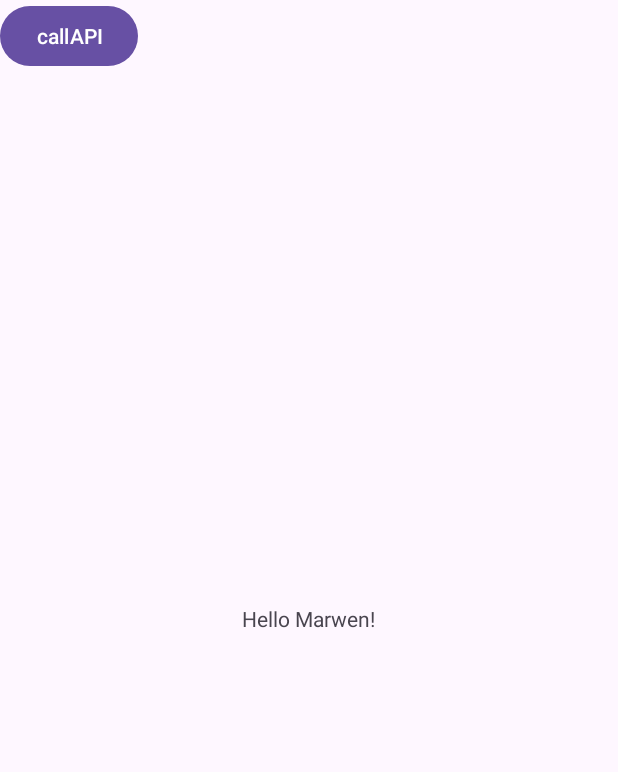
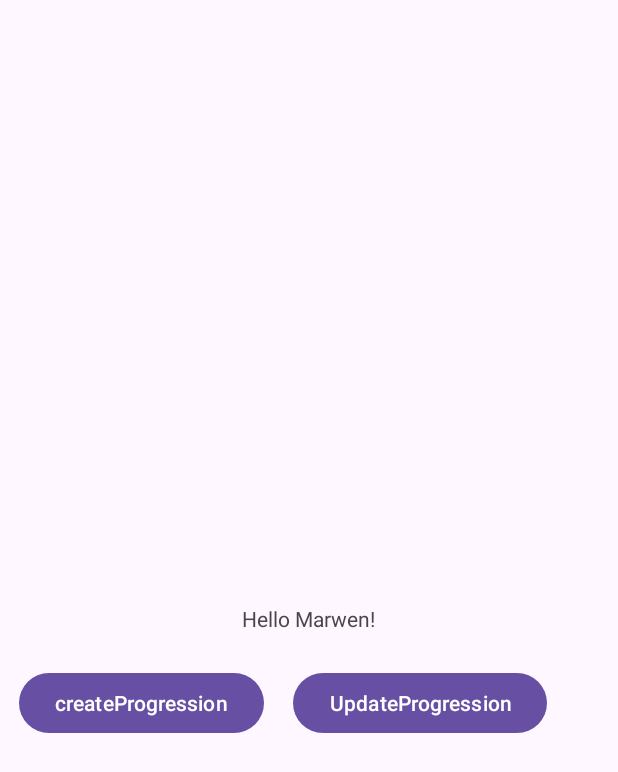
Before and after one commit to Marwen-Hammami/Internship-Autism-FrontEnd-Android, an Android app: the screen it shows after launch (MainActivity), on a phone screen of 412 x 824 dp. Shown: the top 772 px of the screen. Run offline under Robolectric (Android 15) with nearby library versions, the phone set to English and light mode, and no system bars.

Commit message:
Progression CRUD

```diff
--- a/app/src/main/AndroidManifest.xml
+++ b/app/src/main/AndroidManifest.xml
@@ -16,7 +16,7 @@
         android:theme="@style/Theme.Internship_autism"
         tools:targetApi="31">
         <activity
-            android:name=".MainActivity"
+            android:name=".ui.MainActivity"
             android:exported="true">
             <intent-filter>
                 <action android:name="android.intent.action.MAIN" />
--- a/app/src/main/java/com/example/internship_autism/interfaces/ProgressionAPI.kt
+++ b/app/src/main/java/com/example/internship_autism/interfaces/ProgressionAPI.kt
@@ -2,9 +2,26 @@ package com.example.internship_autism.interfaces
 
 import com.example.internship_autism.models.ProgressionModel
 import retrofit2.Call
+import retrofit2.http.Body
+import retrofit2.http.DELETE
 import retrofit2.http.GET
+import retrofit2.http.POST
+import retrofit2.http.PUT
+import retrofit2.http.Path
 
 interface ProgressionAPI {
     @GET("progressions")
-    fun getData(): Call<List<ProgressionModel>>
+    fun getProgressions(): Call<List<ProgressionModel>>
+
+    @GET("progressions/{id}")
+    fun getProgression(@Path("id") id: String): Call<ProgressionModel>
+
+    @POST("progressions")
+    fun createProgression(@Body params: ProgressionModel): Call<ProgressionModel>
+
+    @PUT("progressions/{id}")
+    fun updateProgression(@Path("id") id: String, @Body params: ProgressionModel): Call<ProgressionModel>
+
+    @DELETE("progressions/{id}")
+    fun deleteProgression(@Path("id") id: String): Call<Void>
 }
--- a/app/src/main/java/com/example/internship_autism/models/ProgressionModel.kt
+++ b/app/src/main/java/com/example/internship_autism/models/ProgressionModel.kt
@@ -1,6 +1,6 @@
 package com.example.internship_autism.models
 
 data class ProgressionModel(
-    val _id: String,
+    val _id: String? = null,
     var progression: List<Map<String, Int>>,
 )
--- /dev/null
+++ b/app/src/main/java/com/example/internship_autism/ui/MainActivity.kt
@@ -0,0 +1,119 @@
+package com.example.internship_autism.ui
+
+import androidx.appcompat.app.AppCompatActivity
+import android.os.Bundle
+import android.util.Log
+import android.widget.Button
+import android.widget.TextView
+import android.widget.Toast
+import androidx.lifecycle.MutableLiveData
+import androidx.lifecycle.Observer
+import androidx.lifecycle.ViewModelProvider
+import androidx.recyclerview.widget.DividerItemDecoration
+import androidx.recyclerview.widget.LinearLayoutManager
+import androidx.recyclerview.widget.RecyclerView
+import com.example.internship_autism.R
+import com.example.internship_autism.models.ProgressionModel
+import com.example.internship_autism.ui.ViewModel.MainActivutyViewModel
+import com.example.internship_autism.ui.adapters.RecyclerViewAdapter
+
+class MainActivity : AppCompatActivity() {
+    lateinit var txtId: TextView
+    lateinit var GetAll: Button
+    lateinit var GetOne: Button
+    lateinit var recycleview: RecyclerView
+    lateinit var RecyclerViewAdapter: RecyclerViewAdapter
+    lateinit var viewModel: MainActivutyViewModel
+    override fun onCreate(savedInstanceState: Bundle?) {
+        super.onCreate(savedInstanceState)
+        setContentView(R.layout.activity_main)
+        txtId = findViewById(R.id.txtId)
+        recycleview = findViewById(R.id.recycleview)
+
+        initRecyclerView()
+        initViewModel()
+
+
+        GetAll = findViewById(R.id.GetAll)
+        GetAll.setOnClickListener {
+            //getMyData()
+            createProgression()
+        }
+
+        GetOne = findViewById(R.id.GetOne)
+        GetOne.setOnClickListener {
+            //getMyData()
+            //updateProgression()
+            deleteProgression()
+        }
+
+    }
+
+    private fun initRecyclerView() {
+        recycleview.apply {
+            layoutManager = LinearLayoutManager(this@MainActivity)
+            val decoration = DividerItemDecoration(this@MainActivity, DividerItemDecoration.VERTICAL)
+            addItemDecoration(decoration)
+            RecyclerViewAdapter = RecyclerViewAdapter()
+            adapter = RecyclerViewAdapter
+
+        }
+    }
+
+    fun initViewModel() {
+        //needs to be better separeted
+        viewModel = ViewModelProvider(this).get(MainActivutyViewModel::class.java)
+        viewModel.getProgressionListObservable().observe(this, Observer<List<ProgressionModel>> {
+            if(it == null) {
+                Toast.makeText(this@MainActivity, "no result found...", Toast.LENGTH_LONG).show()
+            }else {
+                RecyclerViewAdapter.progressionList = it.toMutableList()
+                RecyclerViewAdapter.notifyDataSetChanged()
+            }
+        })
+        viewModel.getProgressionList()
+
+        viewModel.getCreateNewProgressionObservable().observe(this, Observer<ProgressionModel?>{
+            if (it == null){
+                Toast.makeText(this@MainActivity, "failed creation!!...", Toast.LENGTH_LONG).show()
+            }else{
+                //code in case it get created successfully
+            }
+        })
+
+        viewModel.getUpdateProgressionObservable().observe(this, Observer<ProgressionModel?>{
+            if (it == null){
+                Toast.makeText(this@MainActivity, "failed update!!...", Toast.LENGTH_LONG).show()
+            }else{
+                //code in case it get created successfully
+            }
+        })
+
+        viewModel.deleteProgressionObservable().observe(this, Observer<Boolean>{
+            if (it == false){
+                Toast.makeText(this@MainActivity, "failed update!!...", Toast.LENGTH_LONG).show()
+            }else{
+                Toast.makeText(this@MainActivity, "Deleted successfully", Toast.LENGTH_LONG).show()
+            }
+        })
+    }
+
+    fun createProgression(){
+        val progression = ProgressionModel(progression = listOf(mapOf("الأبجدية" to 21, "أعداد" to 32)) )
+        viewModel.createProgression(progression)
+    }
+
+    fun updateProgression(){
+        val progression = ProgressionModel(progression = listOf(mapOf("الأبجدية" to 27, "أعداد" to 33)) )
+        viewModel.updateProgression("64e721ad224577e1040035db", progression)
+        //repopulate the list
+        viewModel.getProgressionList()
+    }
+
+    fun deleteProgression(){
+        viewModel.deleteProgression("64e721ad224577e1040035db")
+        //repopulate the list
+        viewModel.getProgressionList()
+    }
+
+}
--- /dev/null
+++ b/app/src/main/java/com/example/internship_autism/ui/ViewModel/MainActivutyViewModel.kt
@@ -0,0 +1,136 @@
+package com.example.internship_autism.ui.ViewModel
+
+import android.util.Log
+import androidx.lifecycle.MutableLiveData
+import androidx.lifecycle.ViewModel
+import com.example.internship_autism.interfaces.ProgressionAPI
+import com.example.internship_autism.models.ProgressionModel
+import com.example.internship_autism.utils.RetroInstance
+import retrofit2.Call
+import retrofit2.Callback
+import retrofit2.Response
+
+class MainActivutyViewModel:  ViewModel(){
+
+    lateinit var recyclerListData: MutableLiveData<List<ProgressionModel>>
+    lateinit var createLiveData: MutableLiveData<ProgressionModel?>
+    lateinit var updateLiveData: MutableLiveData<ProgressionModel?>
+    lateinit var deleteLiveData: MutableLiveData<Boolean>
+
+    init {
+        recyclerListData = MutableLiveData()
+        createLiveData = MutableLiveData()
+        updateLiveData = MutableLiveData()
+        deleteLiveData = MutableLiveData()
+    }
+
+    fun getProgressionListObservable(): MutableLiveData<List<ProgressionModel>> {
+        return recyclerListData
+    }
+
+    fun getCreateNewProgressionObservable(): MutableLiveData<ProgressionModel?> {
+        return createLiveData
+    }
+
+    fun getUpdateProgressionObservable(): MutableLiveData<ProgressionModel?> {
+        return updateLiveData
+    }
+
+    fun deleteProgressionObservable(): MutableLiveData<Boolean> {
+        return deleteLiveData
+    }
+
+    fun getProgressionList() {
+        val retroInstance = RetroInstance.getRetroInstance().create(ProgressionAPI::class.java)
+        val call = retroInstance.getProgressions()
+        call.enqueue(object : Callback<List<ProgressionModel>>{
+            override fun onResponse(
+                call: Call<List<ProgressionModel>>,
+                response: Response<List<ProgressionModel>>
+            ) {
+                if (response.isSuccessful) {
+                    recyclerListData.postValue(response.body())
+                }else {
+                    recyclerListData.postValue(null)
+                }
+
+            }
+
+            override fun onFailure(call: Call<List<ProgressionModel>>, t: Throwable?) {
+                recyclerListData.postValue(null)
+                if (t != null) {
+                    Log.d("MainActivityError", "onFailure: "+ t.message.toString())
+                }
+            }
+        })
+    }
+
+    fun createProgression(progression: ProgressionModel){
+        val retroInstance = RetroInstance.getRetroInstance().create(ProgressionAPI::class.java)
+        val call = retroInstance.createProgression(progression)
+        call.enqueue(object : Callback<ProgressionModel>{
+            override fun onResponse(
+                call: Call<ProgressionModel>,
+                response: Response<ProgressionModel>
+            ) {
+                if (response.isSuccessful) {
+                    createLiveData.postValue(response.body())
+                }else {
+                    createLiveData.postValue(null)
+                }
+
+            }
+
+            override fun onFailure(call: Call<ProgressionModel>, t: Throwable?) {
+                createLiveData.postValue(null)
+                if (t != null) {
+                    Log.d("CreateProgressionError", "onFailure: "+ t.message.toString())
+                }
+            }
+        })
+    }
+
+    fun updateProgression(_id: String, progression: ProgressionModel){
+        val retroInstance = RetroInstance.getRetroInstance().create(ProgressionAPI::class.java)
+        val call = retroInstance.updateProgression(_id, progression)
+        call.enqueue(object : Callback<ProgressionModel>{
+            override fun onResponse(
+                call: Call<ProgressionModel>,
+                response: Response<ProgressionModel>
+            ) {
+                if (response.isSuccessful) {
+                    updateLiveData.postValue(response.body())
+                }else {
+                    updateLiveData.postValue(null)
+                }
+
+            }
+
+            override fun onFailure(call: Call<ProgressionModel>, t: Throwable?) {
+                updateLiveData.postValue(null)
+                if (t != null) {
+                    Log.d("UpdateProgressionError", "onFailure: "+ t.message.toString())
+                }
+            }
+        })
+    }
+
+    fun deleteProgression(_id: String) {
+        val retroInstance = RetroInstance.getRetroInstance().create(ProgressionAPI::class.java)
+        val call = retroInstance.deleteProgression(_id)
+        call.enqueue(object : Callback<Void> {
+            override fun onResponse(call: Call<Void>, response: Response<Void>) {
+                if (response.isSuccessful) {
+                    deleteLiveData.postValue(true) // Successfully deleted
+                } else {
+                    deleteLiveData.postValue(false) // Handle deletion failure
+                }
+            }
+
+            override fun onFailure(call: Call<Void>, t: Throwable) {
+                Log.d("DeleteProgressionError", "onFailure: "+ t.message.toString())
+                deleteLiveData.postValue(false) // Handle network or other failures
+            }
+        })
+    }
+}
--- /dev/null
+++ b/app/src/main/java/com/example/internship_autism/ui/adapters/RecyclerViewAdapter.kt
@@ -0,0 +1,36 @@
+package com.example.internship_autism.ui.adapters
+
+import android.view.LayoutInflater
+import android.view.View
+import android.view.ViewGroup
+import android.widget.TextView
+import androidx.recyclerview.widget.RecyclerView
+import com.example.internship_autism.R
+import com.example.internship_autism.models.ProgressionModel
+
+class RecyclerViewAdapter: RecyclerView.Adapter<RecyclerViewAdapter.MyViewHolder>() {
+
+    var progressionList = mutableListOf<ProgressionModel>()
+    override fun onCreateViewHolder(parent: ViewGroup, viewType: Int): MyViewHolder {
+        val inflater = LayoutInflater.from(parent.context).inflate(R.layout.recycler_row_list, parent, false)
+        return MyViewHolder(inflater)
+    }
+    override fun getItemCount(): Int {
+        return progressionList.size
+    }
+
+    override fun onBindViewHolder(holder: MyViewHolder, position: Int) {
+        holder.bind(progressionList[position])
+    }
+
+    class MyViewHolder(view: View): RecyclerView.ViewHolder(view){
+        val textViewIddd: TextView = view.findViewById(R.id.textViewIddd)
+        val textViewKeyyy: TextView = view.findViewById(R.id.textViewKeyyy)
+        val textViewValueee: TextView = view.findViewById(R.id.textViewValueee)
+        fun bind(data: ProgressionModel) {
+            textViewIddd.text = data._id
+            textViewKeyyy.text = data.progression[0].keys.first().toString()
+            textViewValueee.text = data.progression[0].values.first().toString()
+        }
+    }
+}
--- /dev/null
+++ b/app/src/main/java/com/example/internship_autism/utils/RetroInstance.kt
@@ -0,0 +1,18 @@
+package com.example.internship_autism.utils
+
+import retrofit2.Retrofit
+import retrofit2.converter.gson.GsonConverterFactory
+
+class RetroInstance {
+    companion object {
+
+        val BASE_URL = "http://192.168.1.16:3000/api/"
+
+        fun getRetroInstance(): Retrofit {
+            return Retrofit.Builder()
+                .baseUrl(BASE_URL)
+                .addConverterFactory(GsonConverterFactory.create())
+                .build()
+        }
+    }
+}
--- a/app/src/main/res/layout/activity_main.xml
+++ b/app/src/main/res/layout/activity_main.xml
@@ -4,7 +4,7 @@
     xmlns:tools="http://schemas.android.com/tools"
     android:layout_width="match_parent"
     android:layout_height="match_parent"
-    tools:context=".MainActivity">
+    tools:context=".ui.MainActivity">
 
     <TextView
         android:id="@+id/txtId"
@@ -17,12 +17,35 @@
         app:layout_constraintTop_toTopOf="parent" />
 
     <Button
-        android:id="@+id/callAPI"
+        android:id="@+id/GetAll"
         android:layout_width="wrap_content"
         android:layout_height="wrap_content"
-        android:text="callAPI"
-        tools:layout_editor_absoluteX="158dp"
-        tools:layout_editor_absoluteY="394dp"
+        android:text="createProgression"
+        app:layout_constraintBottom_toBottomOf="parent"
+        app:layout_constraintEnd_toEndOf="parent"
+        app:layout_constraintHorizontal_bias="0.05"
+        app:layout_constraintStart_toStartOf="parent"
+        app:layout_constraintTop_toTopOf="parent"
+        app:layout_constraintVertical_bias="0.573" />
+
+    <Button
+        android:id="@+id/GetOne"
+        android:layout_width="wrap_content"
+        android:layout_height="wrap_content"
+        android:text="UpdateProgression"
+        app:layout_constraintBottom_toBottomOf="parent"
+        app:layout_constraintEnd_toEndOf="parent"
+        app:layout_constraintHorizontal_bias="0.804"
+        app:layout_constraintStart_toStartOf="parent"
+        app:layout_constraintTop_toTopOf="parent"
+        app:layout_constraintVertical_bias="0.573" />
+
+    <androidx.recyclerview.widget.RecyclerView
+        android:id="@+id/recycleview"
+        android:layout_width="409dp"
+        android:layout_height="354dp"
+        tools:layout_editor_absoluteX="1dp"
+        tools:layout_editor_absoluteY="1dp"
         tools:ignore="MissingConstraints" />
 
 </androidx.constraintlayout.widget.ConstraintLayout>
```
Also changed, not shown: app/src/main/java/com/example/internship_autism/MainActivity.kt (deleted, +0 -65 lines), app/src/main/res/layout/recycler_row_list.xml (added, +35 -0 lines).
